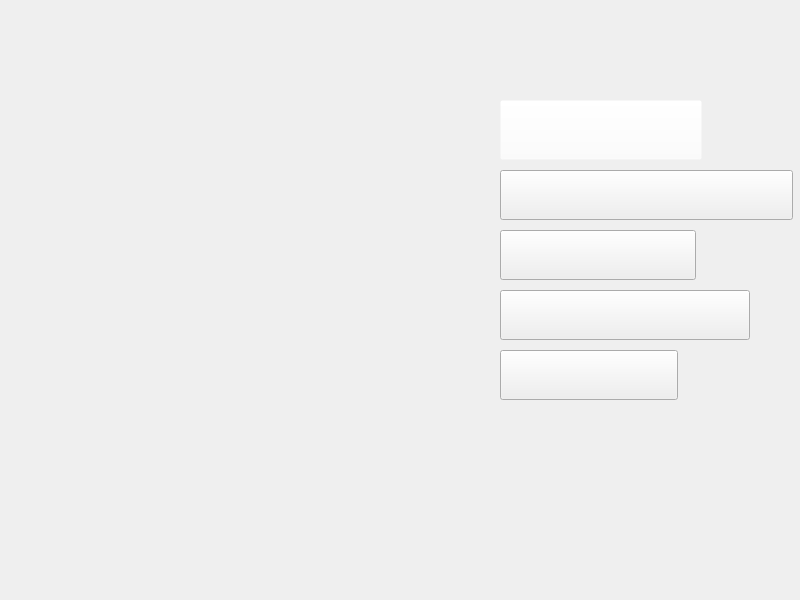
DreamTeamHelha/SirtoliRacing, file menuwidget.ui: the form before one commit.
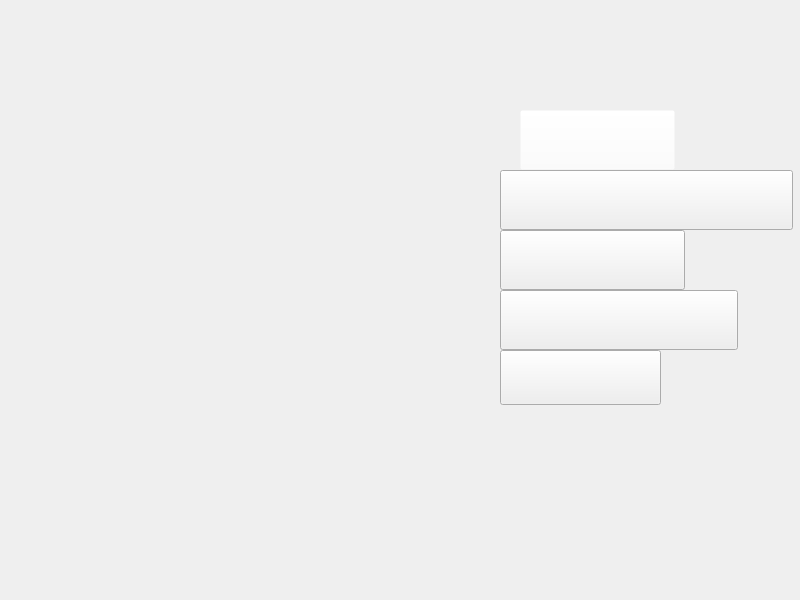
The form after the commit.

```diff
--- a/menuwidget.ui
+++ b/menuwidget.ui
@@ -19,9 +19,9 @@
   <widget class="QPushButton" name="b_Race">
    <property name="geometry">
     <rect>
-     <x>500</x>
-     <y>100</y>
-     <width>202</width>
+     <x>520</x>
+     <y>110</y>
+     <width>155</width>
      <height>60</height>
     </rect>
    </property>
@@ -43,8 +43,8 @@
     <rect>
      <x>500</x>
      <y>230</y>
-     <width>196</width>
-     <height>50</height>
+     <width>185</width>
+     <height>60</height>
     </rect>
    </property>
    <property name="text">
@@ -62,8 +62,8 @@
     <rect>
      <x>500</x>
      <y>350</y>
-     <width>178</width>
-     <height>50</height>
+     <width>161</width>
+     <height>55</height>
     </rect>
    </property>
    <property name="text">
@@ -81,8 +81,8 @@
     <rect>
      <x>500</x>
      <y>290</y>
-     <width>250</width>
-     <height>50</height>
+     <width>238</width>
+     <height>60</height>
     </rect>
    </property>
    <property name="text">
@@ -95,7 +95,7 @@
      <x>500</x>
      <y>170</y>
      <width>293</width>
-     <height>50</height>
+     <height>60</height>
     </rect>
    </property>
    <property name="text">
```
Left out of the diff: 16 changed lines with no effect on the pictures.
